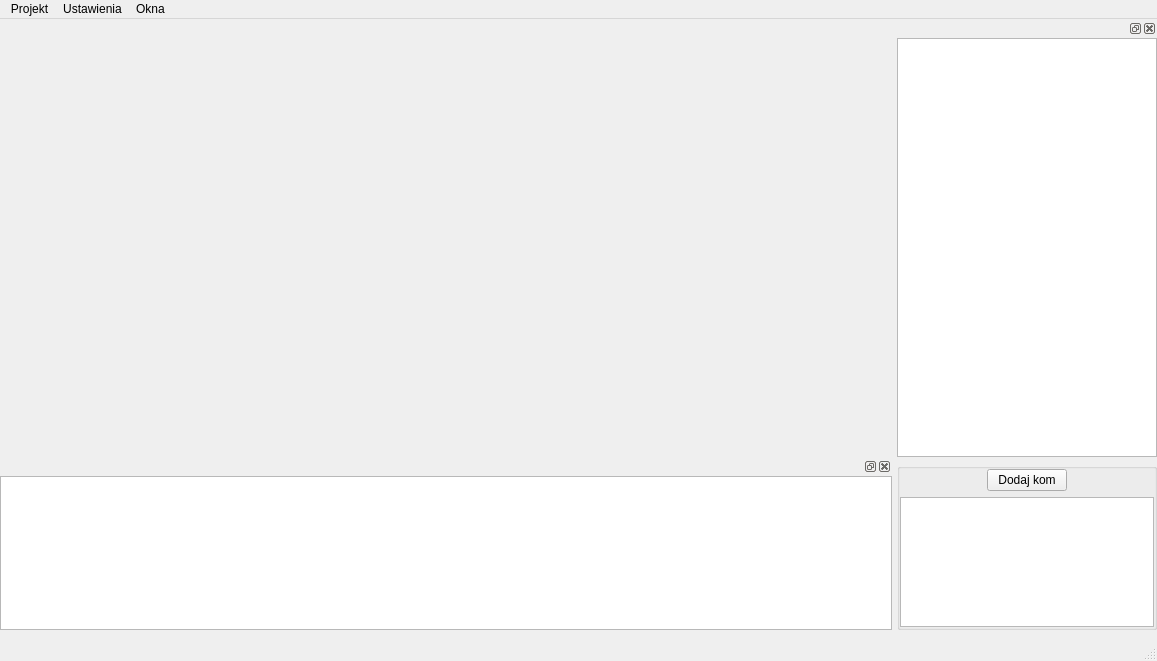
Before: the Qt Designer form Zwrotomat/Mainwindow.ui in ErySzmyt/Zwrotomat, drawn with Qt 5.
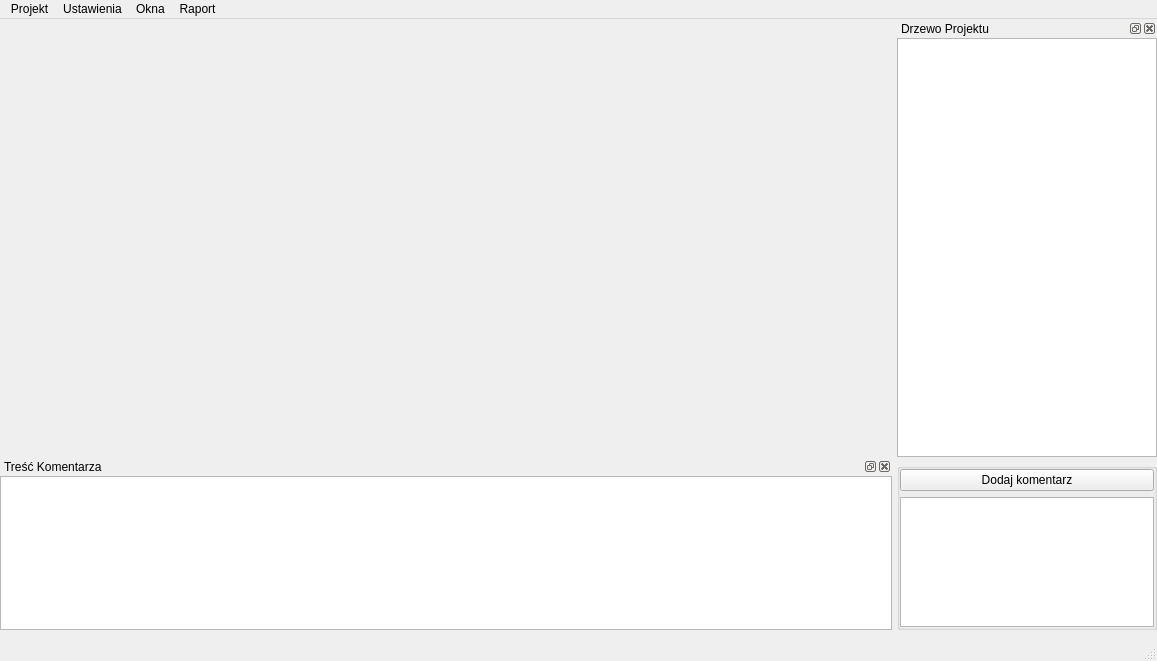
After: the same form once the commit is applied. Custom widgets are drawn as their Qt base class.

Commit message: Generator Window

Patch:
```diff
--- a/Zwrotomat/Mainwindow.ui
+++ b/Zwrotomat/Mainwindow.ui
@@ -64,6 +64,9 @@
             <verstretch>2</verstretch>
            </sizepolicy>
           </property>
+          <property name="windowTitle">
+           <string>Treść Komentarza</string>
+          </property>
           <widget class="QWidget" name="dockWidgetContents">
            <layout class="QGridLayout" name="gridLayout_1">
             <property name="sizeConstraint">
@@ -116,6 +119,9 @@
         <property name="features">
          <set>QDockWidget::AllDockWidgetFeatures</set>
         </property>
+        <property name="windowTitle">
+         <string>Drzewo Projektu</string>
+        </property>
         <widget class="QWidget" name="dockWidgetContents_2">
          <layout class="QGridLayout" name="gridLayout_3">
           <property name="sizeConstraint">
@@ -180,16 +186,22 @@
                </item>
                <item row="0" column="0">
                 <layout class="QHBoxLayout" name="horizontalLayout_2">
+                 <property name="spacing">
+                  <number>0</number>
+                 </property>
+                 <property name="sizeConstraint">
+                  <enum>QLayout::SetMaximumSize</enum>
+                 </property>
                  <item>
                   <widget class="QPushButton" name="addingCommentButton">
                    <property name="sizePolicy">
-                    <sizepolicy hsizetype="Maximum" vsizetype="Fixed">
-                     <horstretch>0</horstretch>
+                    <sizepolicy hsizetype="Expanding" vsizetype="Fixed">
+                     <horstretch>1</horstretch>
                      <verstretch>0</verstretch>
                     </sizepolicy>
                    </property>
                    <property name="text">
-                    <string>Dodaj kom</string>
+                    <string>Dodaj komentarz</string>
                    </property>
                   </widget>
                  </item>
@@ -215,7 +227,7 @@
      <x>0</x>
      <y>0</y>
      <width>1157</width>
-     <height>20</height>
+     <height>21</height>
     </rect>
    </property>
    <property name="sizePolicy">
@@ -255,9 +267,16 @@
     <addaction name="actionPliki"/>
     <addaction name="actionKomentarze"/>
    </widget>
+   <widget class="QMenu" name="menuGeneruj">
+    <property name="title">
+     <string>Raport</string>
+    </property>
+    <addaction name="actionGeneruj"/>
+   </widget>
    <addaction name="menuProjekt"/>
    <addaction name="menuUstawienia"/>
    <addaction name="menuOkna"/>
+   <addaction name="menuGeneruj"/>
   </widget>
   <action name="actionUstawienia">
    <property name="text">
```
Left out of the diff: 7 changed lines with no effect on the pictures. The commit also changes 17 other files.
